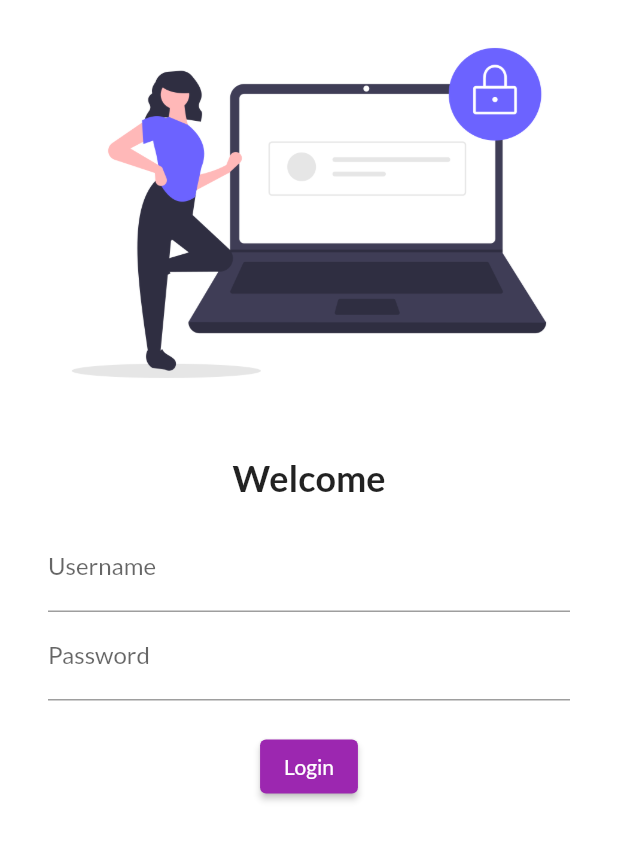
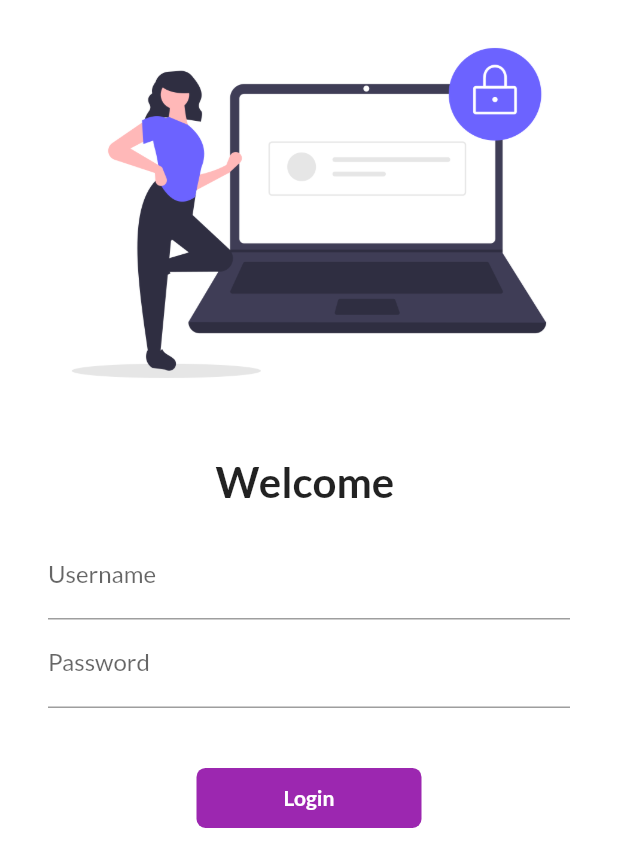
Before and after one commit to rajat1883/FirstFlutterProject, a Flutter app: the screen it shows after launch, on a phone screen of 412 x 824 dp. Shown: the top 867 px of the screen. Run offline on Flutter 3.47's test engine with Material 2 defaults, Android fonts, the phone set to English and light mode, and no system bars; our stand-ins replace google_fonts.

Commit message:
day 6 completed

```diff
--- a/lib/main.dart
+++ b/lib/main.dart
@@ -1,6 +1,7 @@
 import 'package:flutter/material.dart';
 import 'package:flutter_application_1/pages/home_page.dart';
 import 'package:flutter_application_1/pages/login_page.dart';
+import 'package:flutter_application_1/utils/routes.dart';
 import 'package:google_fonts/google_fonts.dart';
 
 void main() {
@@ -17,11 +18,11 @@ class MyApp extends StatelessWidget {
           primarySwatch: Colors.purple,
           fontFamily: GoogleFonts.lato().fontFamily),
       darkTheme: ThemeData(brightness: Brightness.dark),
-      initialRoute: "/login",
+      initialRoute: "/",
       routes: {
         "/": (context) => LoginPage(),
-        "/home": (context) => HomePage(),
-        "/login": (context) => LoginPage()
+        MyRoutes.homeRoute: (context) => HomePage(),
+        MyRoutes.loginRoute: (context) => LoginPage()
       },
     );
   }
--- a/lib/pages/login_page.dart
+++ b/lib/pages/login_page.dart
@@ -1,10 +1,20 @@
 import 'package:flutter/material.dart';
+import 'package:flutter_application_1/utils/routes.dart';
 
-class LoginPage extends StatelessWidget {
+class LoginPage extends StatefulWidget {
+  @override
+  State<LoginPage> createState() => _LoginPageState();
+}
+
+class _LoginPageState extends State<LoginPage> {
+  String name = "";
+  bool changeButton = false;
+
   @override
   Widget build(BuildContext context) {
     return Material(
         color: Colors.white,
+        child: SingleChildScrollView(
           child: Column(
             children: [
               Image.asset(
@@ -14,35 +24,75 @@ class LoginPage extends StatelessWidget {
               const SizedBox(
                 height: 20.0,
               ),
-            const Text(
-              "Welcome",
-              style: TextStyle(fontSize: 24, fontWeight: FontWeight.bold),
+              Text(
+                "Welcome $name",
+                style:
+                    const TextStyle(fontSize: 28, fontWeight: FontWeight.bold),
               ),
               Padding(
-              padding:
-                  const EdgeInsets.symmetric(vertical: 16.0, horizontal: 32.0),
+                padding: const EdgeInsets.symmetric(
+                    vertical: 16.0, horizontal: 32.0),
                 child: Column(
                   children: [
                     TextFormField(
                       decoration: const InputDecoration(
                           hintText: "Enter username", labelText: "Username"),
+                      onChanged: (value) {
+                        name = value;
+                        setState(() {});
+                      },
                     ),
                     TextFormField(
                       obscureText: true,
                       decoration: const InputDecoration(
                           hintText: "Enter password", labelText: "Password"),
                     ),
-                  const SizedBox(height: 20.0),
-                  ElevatedButton(
-                    onPressed: () {
-                      print("Hi");
+                    const SizedBox(height: 40.0),
+                    InkWell(
+                      onTap: () async {
+                        setState(() {
+                          changeButton = true;
+                        });
+
+                        await Future.delayed(const Duration(seconds: 1));
+
+                        Navigator.pushNamed(context, MyRoutes.homeRoute);
                       },
-                    child: const Text("Login"),
+                      child: AnimatedContainer(
+                        duration: const Duration(seconds: 1),
+                        child: Container(
+                          height: 40,
+                          width: changeButton ? 40 : 150,
+                          alignment: Alignment.center,
+                          child: changeButton
+                              ? const Icon(Icons.done, color: Colors.white)
+                              : const Text(
+                                  "Login",
+                                  style: TextStyle(
+                                      color: Colors.white,
+                                      fontWeight: FontWeight.bold,
+                                      fontSize: 14),
+                                ),
+                          decoration: BoxDecoration(
+                              color: Colors.purple,
+                              borderRadius:
+                                  BorderRadius.circular(changeButton ? 50 : 6)),
+                        ),
+                      ),
                     )
+                    // ElevatedButton(
+                    //   onPressed: () {
+                    //     Navigator.pushNamed(context, MyRoutes.homeRoute);
+                    //   },
+                    //   style: TextButton.styleFrom(
+                    //       minimumSize: const Size(150, 40)),
+                    //   child: const Text("Login"),
+                    // )
                   ],
                 ),
               )
             ],
+          ),
         ));
   }
 }
--- /dev/null
+++ b/lib/utils/routes.dart
@@ -0,0 +1,4 @@
+class MyRoutes {
+  static String loginRoute = "/login";
+  static String homeRoute = "/home";
+}
```
Also changed, not shown: 1 other file. Lines whose indentation alone changed are shown as unchanged.
